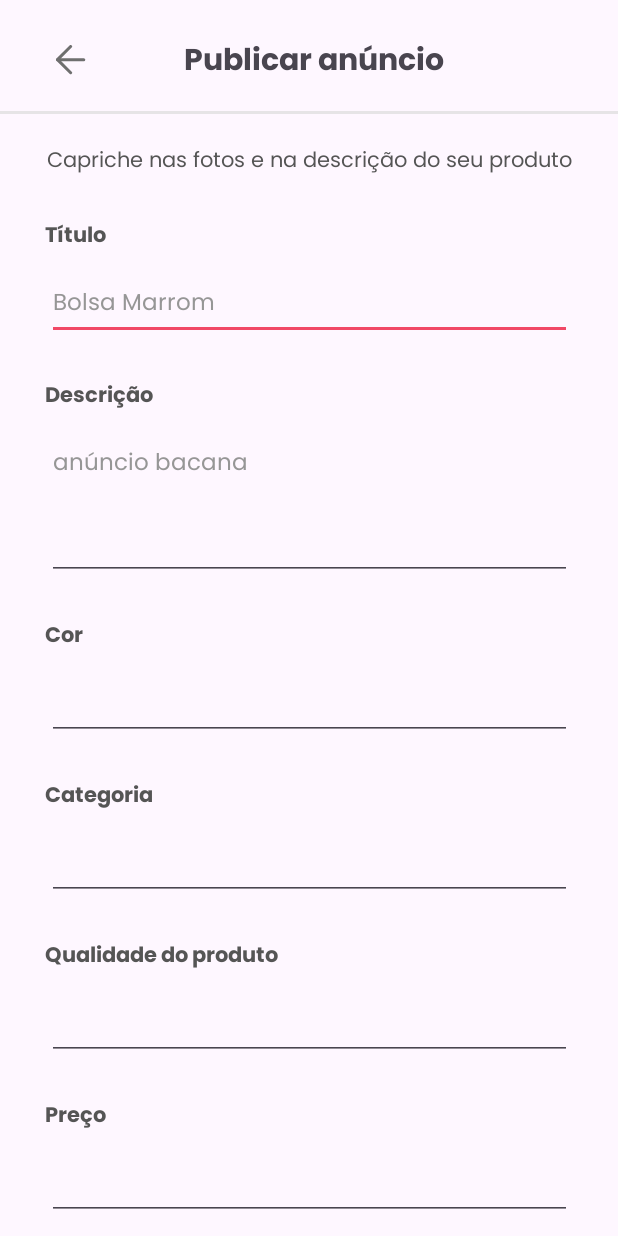
After one commit to letssBuyy/letsbuy-mobile-application, an Android app: the layout activity_publish_ad.xml on its own in the app's theme, with its tools: preview values and no code run, on a phone screen of 412 x 824 dp. The commit adds this screen. Run offline under Robolectric (Android 15) with nearby library versions, the phone set to English and light mode, and no system bars.

Commit message:
add publish and edit ad

```diff
--- /dev/null
+++ b/app/src/main/res/layout/activity_publish_ad.xml
@@ -0,0 +1,268 @@
+<?xml version="1.0" encoding="utf-8"?>
+<androidx.constraintlayout.widget.ConstraintLayout
+    xmlns:android="http://schemas.android.com/apk/res/android"
+    android:layout_width="match_parent"
+    android:layout_height="match_parent"
+    xmlns:app="http://schemas.android.com/apk/res-auto">
+
+    <androidx.core.widget.NestedScrollView
+        android:layout_width="match_parent"
+        android:layout_height="match_parent"
+        app:layout_constraintBottom_toBottomOf="parent"
+        app:layout_constraintEnd_toEndOf="parent"
+        app:layout_constraintHorizontal_bias="0.0"
+        app:layout_constraintStart_toStartOf="parent"
+        app:layout_constraintTop_toTopOf="parent"
+        app:layout_constraintVertical_bias="1.0">
+
+        <androidx.constraintlayout.widget.ConstraintLayout
+            android:layout_width="match_parent"
+            android:layout_height="match_parent">
+
+            <ImageView
+                android:id="@+id/imageBack"
+                android:layout_width="wrap_content"
+                android:layout_height="wrap_content"
+                android:src="@drawable/back_button"
+                app:layout_constraintStart_toStartOf="parent"
+                app:layout_constraintTop_toTopOf="parent"
+                android:layout_marginTop="30dp"
+                android:layout_marginLeft="37dp"/>
+
+            <TextView
+                android:layout_width="wrap_content"
+                android:layout_height="30dp"
+                android:layout_gravity="bottom"
+                android:layout_marginLeft="85dp"
+                android:layout_marginTop="24dp"
+                android:fontFamily="@font/poppins_bold"
+                android:text="Publicar anúncio"
+                android:id="@+id/publishAdTitle"
+                app:layout_constraintStart_toStartOf="@id/imageBack"
+                app:layout_constraintTop_toTopOf="parent"
+                android:textSize="20sp"/>
+
+            <View
+                android:layout_width="match_parent"
+                android:layout_height="2dp"
+                android:background="@color/semi"
+                android:id="@+id/line"
+                android:layout_marginTop="20dp"
+                app:layout_constraintStart_toStartOf="parent"
+                app:layout_constraintTop_toBottomOf="@id/publishAdTitle"/>
+
+            <TextView
+                android:text="Capriche nas fotos e na descrição do seu produto"
+                android:id="@+id/phraseAd"
+                android:layout_width="wrap_content"
+                android:layout_height="wrap_content"
+                android:fontFamily="@font/poppins"
+                android:textColor="#555555"
+                android:textSize="14sp"
+                android:layout_marginTop="20dp"
+                app:layout_constraintStart_toStartOf="parent"
+                app:layout_constraintEnd_toEndOf="parent"
+                app:layout_constraintTop_toBottomOf="@id/line"/>
+
+            <TextView
+                android:text="Título"
+                android:id="@+id/titleAd"
+                android:layout_width="wrap_content"
+                android:layout_height="wrap_content"
+                android:fontFamily="@font/poppins_bold"
+                android:textSize="14sp"
+                android:textColor="#555555"
+                android:layout_marginTop="25dp"
+                android:layout_marginLeft="30dp"
+                app:layout_constraintStart_toStartOf="parent"
+                app:layout_constraintTop_toBottomOf="@id/phraseAd"/>
+
+            <EditText
+                android:layout_width="350dp"
+                android:layout_marginTop="10dp"
+                android:text="Bolsa Marrom"
+                android:fontFamily="@font/poppins"
+                android:textColor="#969696"
+                android:layout_height="wrap_content"
+                android:inputType="text"
+                android:id="@+id/inputTitle"
+                android:textSize="15sp"
+                app:layout_constraintStart_toStartOf="parent"
+                app:layout_constraintTop_toBottomOf="@id/titleAd"
+                app:layout_constraintEnd_toEndOf="parent"/>
+
+            <TextView
+                android:text="Descrição"
+                android:id="@+id/descriptionAd"
+                android:layout_width="wrap_content"
+                android:layout_height="wrap_content"
+                android:fontFamily="@font/poppins_bold"
+                android:textSize="14sp"
+                android:textColor="#555555"
+                android:layout_marginTop="25dp"
+                android:layout_marginLeft="30dp"
+                app:layout_constraintStart_toStartOf="parent"
+                app:layout_constraintTop_toBottomOf="@id/inputTitle"/>
+
+            <EditText
+                android:layout_width="350dp"
+                android:layout_marginTop="10dp"
+                android:text="anúncio bacana"
+                android:gravity="start"
+                android:fontFamily="@font/poppins"
+                android:textColor="#969696"
+                android:layout_height="100dp"
+                android:inputType="text"
+                android:id="@+id/inputDescription"
+                android:textSize="15sp"
+                app:layout_constraintStart_toStartOf="parent"
+                app:layout_constraintTop_toBottomOf="@id/descriptionAd"
+                app:layout_constraintEnd_toEndOf="parent"/>
+
+            <TextView
+                android:text="Cor"
+                android:id="@+id/colorAd"
+                android:layout_width="wrap_content"
+                android:layout_height="wrap_content"
+                android:fontFamily="@font/poppins_bold"
+                android:textSize="14sp"
+                android:textColor="#555555"
+                android:layout_marginTop="25dp"
+                android:layout_marginLeft="30dp"
+                app:layout_constraintStart_toStartOf="parent"
+                app:layout_constraintTop_toBottomOf="@id/inputDescription"/>
+
+            <EditText
+                android:layout_width="350dp"
+                android:layout_marginTop="10dp"
+                android:fontFamily="@font/poppins"
+                android:textColor="#969696"
+                android:layout_height="wrap_content"
+                android:inputType="text"
+                android:id="@+id/inputColor"
+                android:textSize="15sp"
+                app:layout_constraintStart_toStartOf="parent"
+                app:layout_constraintTop_toBottomOf="@id/colorAd"
+                app:layout_constraintEnd_toEndOf="parent"/>
+
+            <TextView
+                android:text="Categoria"
+                android:id="@+id/categoryAd"
+                android:layout_width="wrap_content"
+                android:layout_height="wrap_content"
+                android:fontFamily="@font/poppins_bold"
+                android:textSize="14sp"
+                android:textColor="#555555"
+                android:layout_marginTop="25dp"
+                android:layout_marginLeft="30dp"
+                app:layout_constraintStart_toStartOf="parent"
+                app:layout_constraintTop_toBottomOf="@id/inputColor"/>
+
+            <EditText
+                android:layout_width="350dp"
+                android:layout_marginTop="10dp"
+                android:fontFamily="@font/poppins"
+                android:textColor="#969696"
+                android:layout_height="wrap_content"
+                android:inputType="text"
+                android:id="@+id/inputCategory"
+                android:textSize="15sp"
+                app:layout_constraintStart_toStartOf="parent"
+                app:layout_constraintTop_toBottomOf="@id/categoryAd"
+                app:layout_constraintEnd_toEndOf="parent"/>
+
+            <TextView
+                android:text="Qualidade do produto"
+                android:id="@+id/qualityAd"
+                android:layout_width="wrap_content"
+                android:layout_height="wrap_content"
+                android:fontFamily="@font/poppins_bold"
+                android:textSize="14sp"
+                android:textColor="#555555"
+                android:layout_marginTop="25dp"
+                android:layout_marginLeft="30dp"
+                app:layout_constraintStart_toStartOf="parent"
+                app:layout_constraintTop_toBottomOf="@id/inputCategory"/>
+
+            <EditText
+                android:layout_width="350dp"
+                android:layout_marginTop="10dp"
+                android:fontFamily="@font/poppins"
+                android:textColor="#969696"
+                android:layout_height="wrap_content"
+                android:inputType="text"
+                android:id="@+id/inputQuality"
+                android:textSize="15sp"
+                app:layout_constraintStart_toStartOf="parent"
+                app:layout_constraintTop_toBottomOf="@id/qualityAd"
+                app:layout_constraintEnd_toEndOf="parent"/>
+
+            <TextView
+                android:text="Preço"
+                android:id="@+id/priceAd"
+                android:layout_width="wrap_content"
+                android:layout_height="wrap_content"
+                android:fontFamily="@font/poppins_bold"
+                android:textSize="14sp"
+                android:textColor="#555555"
+                android:layout_marginTop="25dp"
+                android:layout_marginLeft="30dp"
+                app:layout_constraintStart_toStartOf="parent"
+                app:layout_constraintTop_toBottomOf="@id/inputQuality"/>
+
+            <EditText
+                android:layout_width="350dp"
+                android:layout_marginTop="10dp"
+                android:fontFamily="@font/poppins"
+                android:textColor="#969696"
+                android:layout_height="wrap_content"
+                android:inputType="text"
+                android:id="@+id/inputPrice"
+                android:textSize="15sp"
+                app:layout_constraintStart_toStartOf="parent"
+                app:layout_constraintTop_toBottomOf="@id/priceAd"
+                app:layout_constraintEnd_toEndOf="parent"/>
+
+            <TextView
+                android:text="Fotos"
+                android:id="@+id/photoAd"
+                android:layout_width="wrap_content"
+                android:layout_height="wrap_content"
+                android:fontFamily="@font/poppins_bold"
+                android:textSize="14sp"
+                android:textColor="#555555"
+                android:layout_marginTop="25dp"
+                android:layout_marginLeft="30dp"
+                app:layout_constraintStart_toStartOf="parent"
+                app:layout_constraintTop_toBottomOf="@id/inputPrice"/>
+
+            <ImageView
+                android:layout_width="wrap_content"
+                android:layout_height="wrap_content"
+                app:layout_constraintStart_toStartOf="parent"
+                app:layout_constraintTop_toBottomOf="@id/photoAd"
+                android:id="@+id/photosImage"
+                android:layout_marginTop="15dp"
+                android:src="@drawable/group_photos"
+                app:layout_constraintEnd_toEndOf="parent"/>
+
+            <Button
+                android:id="@+id/btnPublish"
+                android:layout_marginTop="25dp"
+                android:layout_width="wrap_content"
+                android:layout_height="60dp"
+                android:width="329dp"
+                android:backgroundTint="@color/red"
+                android:text="@string/publicar"
+                android:textStyle="bold"
+                android:textSize="19sp"
+                app:cornerRadius="5dp"
+                app:layout_constraintStart_toStartOf="parent"
+                app:layout_constraintTop_toBottomOf="@id/photosImage"
+                app:layout_constraintEnd_toEndOf="parent"/>
+
+
+
+        </androidx.constraintlayout.widget.ConstraintLayout>
+    </androidx.core.widget.NestedScrollView>
+</androidx.constraintlayout.widget.ConstraintLayout>
--- a/app/src/main/res/values/strings.xml
+++ b/app/src/main/res/values/strings.xml
@@ -14,4 +14,6 @@
     <string name="falha_pagamento">Falha no pagamento!</string>
     <string name="texto_falha_pagamento">Ocorreu um erro ao tentar efetuar o pagamento.</string>
     <string name="retornar">Retornar</string>
+    <string name="publicar">Publicar</string>
+    <string name="atualizar">Atualizar</string>
 </resources>
```
Also changed, not shown: app/src/main/res/layout/activity_edit_ad.xml (added, +268 -0 lines), app/src/main/res/layout/activity_profile_view.xml (+20 -22 lines), app/src/main/res/drawable/group_photos.png (added).
